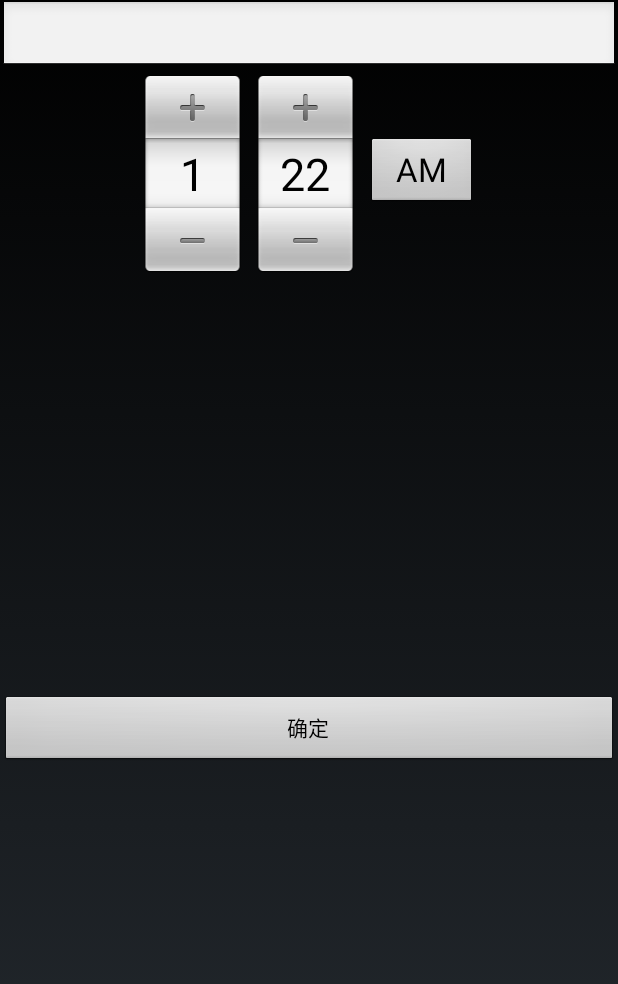
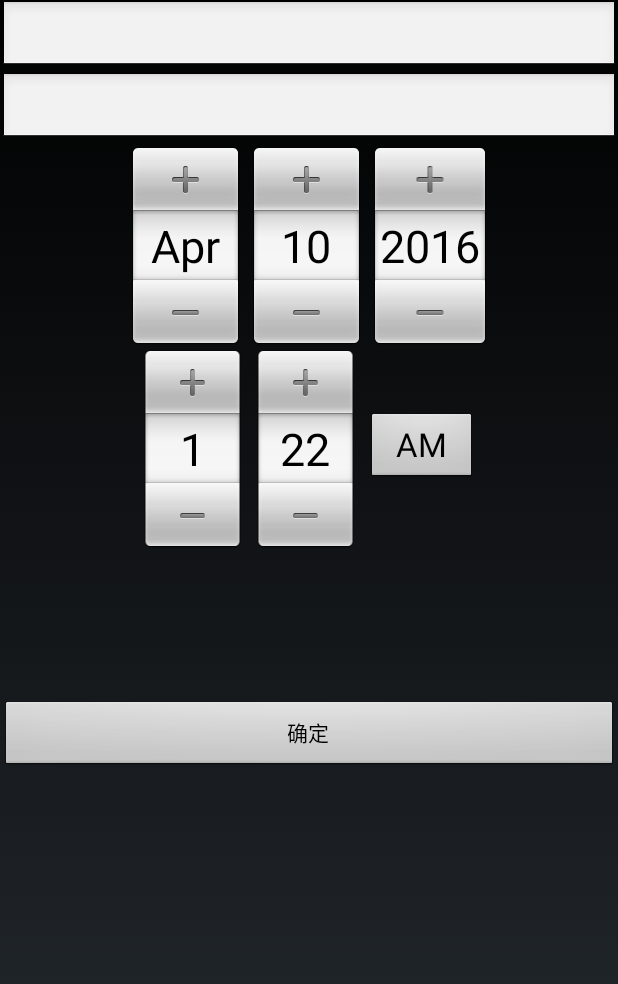
Before and after one commit to zzqCc/Memo, an Android app: the choosetime screen opened directly, with no data from a screen before it, on a phone screen of 412 x 824 dp. Shown: the top 984 px of the screen. Run offline under Robolectric (Android 15) with nearby library versions, the phone set to English and light mode, and no system bars.

Commit message:
add datepicker

```diff
--- a/EActivity2/app/src/main/java/com/example/administrator/eactivity/choosetime.java
+++ b/EActivity2/app/src/main/java/com/example/administrator/eactivity/choosetime.java
@@ -1,5 +1,6 @@
 package com.example.administrator.eactivity;
 
+import java.text.SimpleDateFormat;
 import java.util.Calendar;
 
 import android.app.Activity;
@@ -12,8 +13,7 @@ import android.widget.DatePicker;
 import android.widget.EditText;
 import android.widget.TimePicker;
 import android.widget.DatePicker.OnDateChangedListener;
-import android.widget.TimePicker.OnTimeChangedListener;
-
+import android.widget.Toast;
 
 
 public class choosetime extends Activity {
@@ -28,18 +28,32 @@ public class choosetime extends Activity {
         super.onCreate(savedInstanceState);
         setContentView(R.layout.activity_choosetime);
         timeEt=(EditText)findViewById(R.id.timeEt);
+        dateEt=(EditText)findViewById(R.id.datEt);
         TimePicker timePicker=(TimePicker)findViewById(R.id.timePicker);
         Yeba = (Button) findViewById(R.id.yeah);
+        DatePicker datePicker = (DatePicker) findViewById(R.id.dpPicker);
 
         Calendar calendar=Calendar.getInstance();
         int year=calendar.get(Calendar.YEAR);
         int monthOfYear=calendar.get(Calendar.MONTH);
         int dayOfMonth=calendar.get(Calendar.DAY_OF_MONTH);
+        datePicker.init(year, monthOfYear, dayOfMonth, new OnDateChangedListener(){
+
+            public void onDateChanged(DatePicker view, int year,
+                                      int monthOfYear, int dayOfMonth) {
+                dateEt.setText("您选择的日期是：" + year + "年" + (monthOfYear + 1) + "月" + dayOfMonth + "日。");
+            }
+
+        });
 
 
-        timePicker.setOnTimeChangedListener(new OnTimeChangedListener() {
+        timePicker.setOnTimeChangedListener(new TimePicker.OnTimeChangedListener() {
 
+            @Override
             public void onTimeChanged(TimePicker view, int hourOfDay, int minute) {
+                Toast.makeText(choosetime.this,
+                        hourOfDay + "小时" + minute + "分钟",
+                        Toast.LENGTH_SHORT).show();
                 timeEt.setText("您选择的时间是：" + hourOfDay + "时" + minute + "分。");
             }
 
@@ -50,8 +64,8 @@ public class choosetime extends Activity {
             @Override
             public void onClick(View v) {
                 Intent backWithTime = new Intent();
-                backWithTime.putExtra("data_return" , timeEt.getText());
-                setResult(RESULT_OK, backWithTime);
+                backWithTime.putExtra("data_return" , dateEt.getText().toString()+timeEt.getText().toString());
+                setResult(RESULT_OK,backWithTime);
                 finish();
             }
         });
--- a/EActivity2/app/src/main/res/layout/activity_choosetime.xml
+++ b/EActivity2/app/src/main/res/layout/activity_choosetime.xml
@@ -5,7 +5,12 @@
     android:layout_height="fill_parent">
 
 
-
+    <EditText
+        android:id="@+id/datEt"
+        android:layout_width="fill_parent"
+        android:layout_height="wrap_content"
+        android:cursorVisible="false"
+        android:editable="false"/>
 
     <EditText
         android:id="@+id/timeEt"
@@ -13,6 +18,12 @@
         android:layout_height="wrap_content"
         android:cursorVisible="false"
         android:editable="false"/>
+
+    <DatePicker
+        android:id="@+id/dpPicker"
+        android:calendarViewShown="false"
+        android:layout_width="match_parent"
+        android:layout_height="wrap_content" />
 
     <TimePicker
         android:layout_width="wrap_content"
@@ -27,6 +38,6 @@
         android:text="@string/yeah"
         android:id="@+id/yeah"
         android:layout_gravity="center_horizontal"
-        android:layout_marginTop="280dp" />
+        android:layout_marginTop="100dp" />
 
 </LinearLayout>
```
